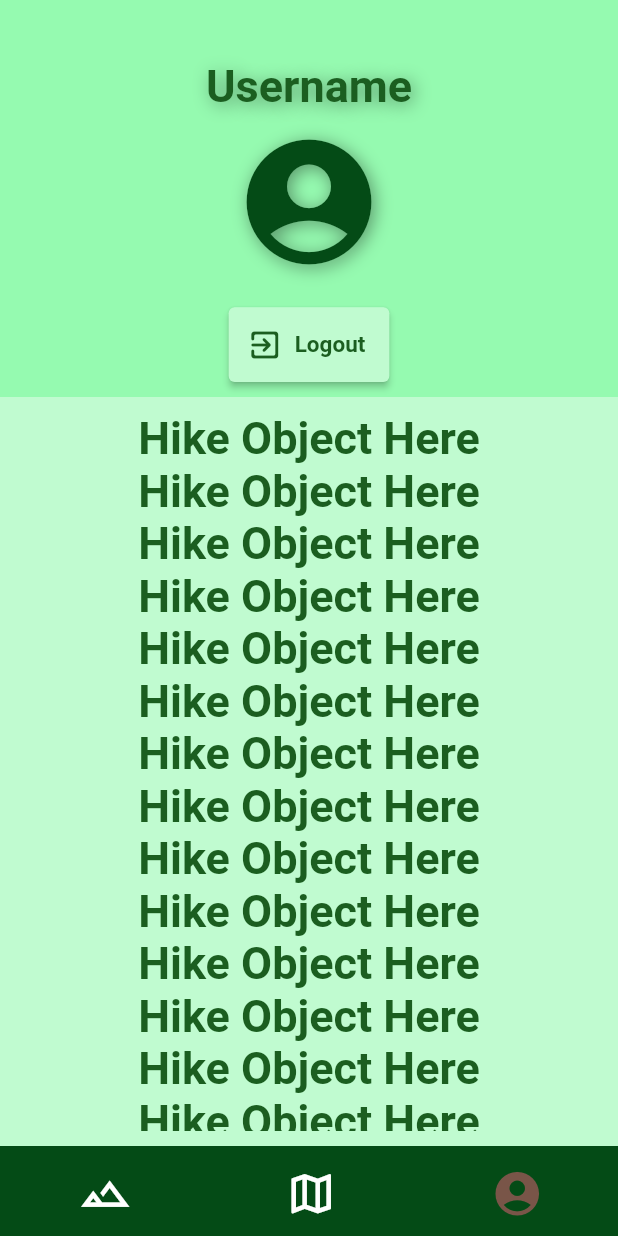
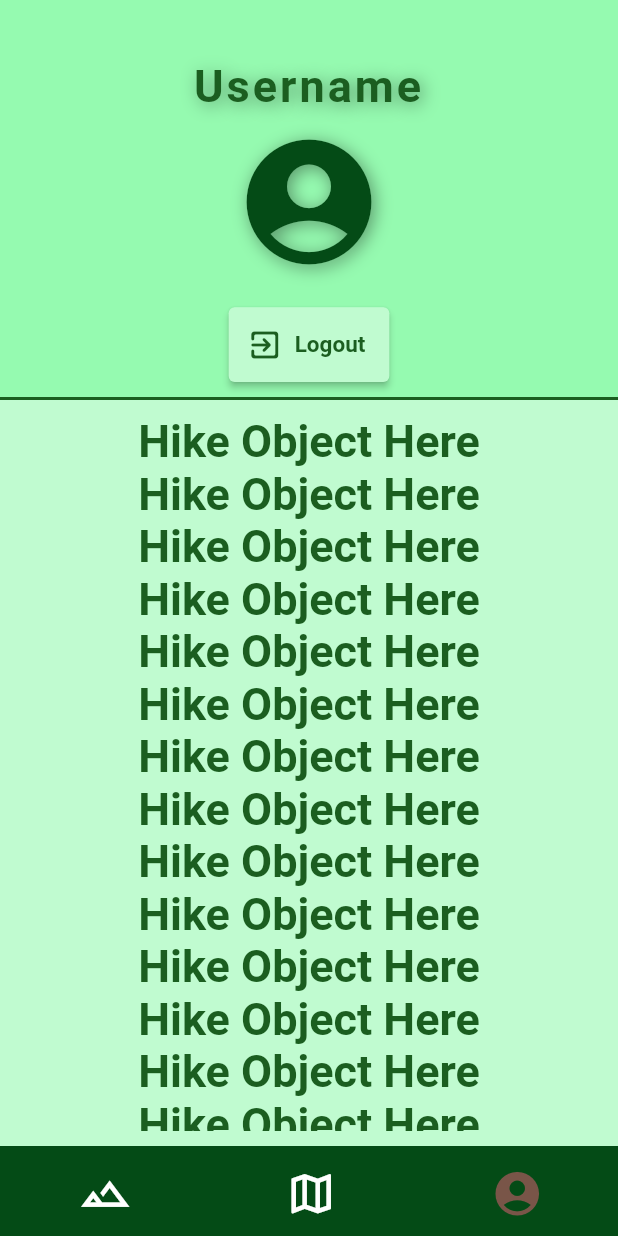
Before and after one commit to stackunderfl0w/hiking_app, a Flutter app: the screen it shows after launch, item 3 of the bottom bar chosen, on a phone screen of 412 x 824 dp. Run offline on Flutter 3.47's test engine with Material 2 defaults, Android fonts, the phone set to English and light mode, and no system bars; our stand-ins replace flutter_map, latlong2, location; missing offline and left inert: background_location, flutter_map_line_editor.

Commit message:
Modified some formatting stuff.

```diff
--- a/lib/profile_page.dart
+++ b/lib/profile_page.dart
@@ -51,6 +51,7 @@ class _ProfilePageWidgetState extends State<ProfilePageWidget> {
                           fontWeight: FontWeight.bold,
                           fontSize: 30,
                           color: Color(0xFF1B5E20),
+                          letterSpacing: 2.0,
                           shadows: <Shadow>[
                             Shadow(
                               offset: Offset(2.0, 2.0),
@@ -116,7 +117,19 @@ class _ProfilePageWidgetState extends State<ProfilePageWidget> {
               child: Container(
                 margin: const EdgeInsets.fromLTRB(0, 10, 0, 0),
                 padding: const EdgeInsets.fromLTRB(0, 10, 0, 10),
-                color: const Color.fromARGB(255, 192, 251, 208),
+                //**Divider Between Both Columns in Decoration
+                decoration: const BoxDecoration(
+                  border: Border(
+                    top: BorderSide(
+                      color: Color(0xFF1B5E20),
+                      width: 2.0,
+                    )
+                  ),
+                  color: Color.fromARGB(255, 192, 251, 208),
+                ),
+
+                child: Container(
+                  margin: const EdgeInsets.fromLTRB(20, 0, 20, 0),
                   child: SingleChildScrollView(
                     child: Column(
                       mainAxisSize: MainAxisSize.max,
@@ -297,6 +310,7 @@ class _ProfilePageWidgetState extends State<ProfilePageWidget> {
 
                       ],
                     ),
+                  ),
                 )
               ),
             )
```
Lines whose indentation alone changed are shown as unchanged.
